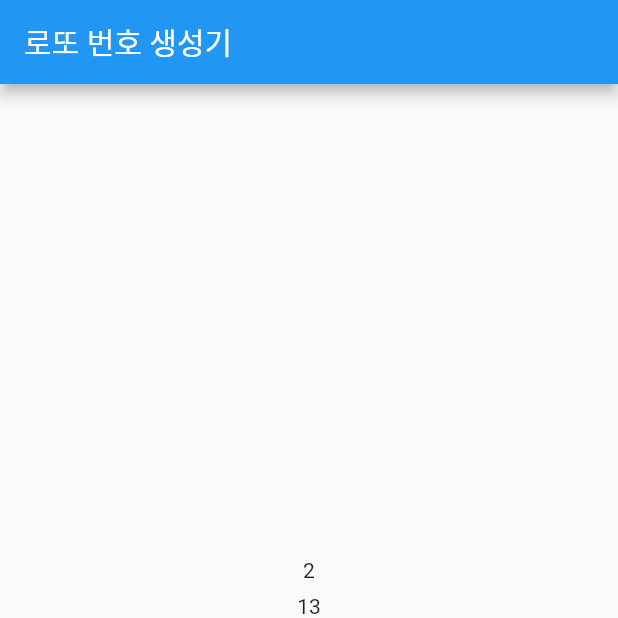
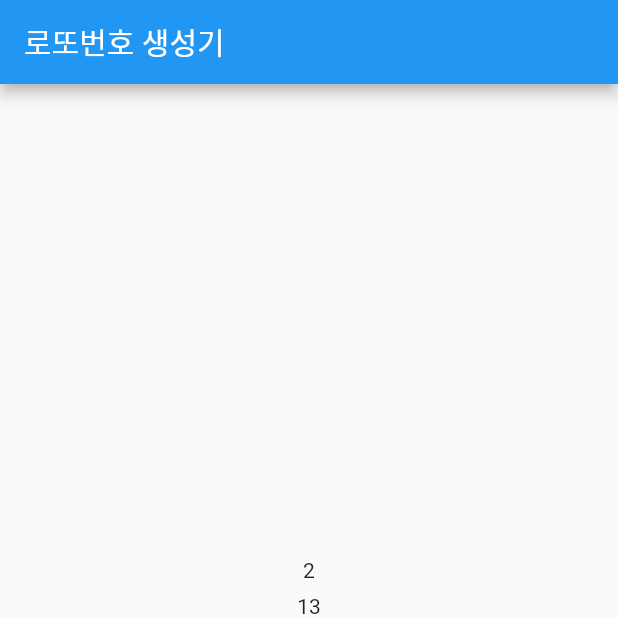
Before and after one commit to smash009/lotto_gen, a Flutter app: the screen it shows after launch, on a phone screen of 412 x 824 dp, the top half of it. Run offline on Flutter 3.47's test engine with Material 2 defaults, Android fonts, the phone set to English and light mode, and no system bars.

```diff
--- a/lib/app.dart
+++ b/lib/app.dart
@@ -22,7 +22,7 @@ class App extends StatelessWidget {
         // closer together (more dense) than on mobile platforms.
         visualDensity: VisualDensity.adaptivePlatformDensity,
       ),
-      home: HomePage(title: '로또 번호 생성기'),
+      home: HomePage(title: '로또번호 생성기'),
     );
   }
 }
```
